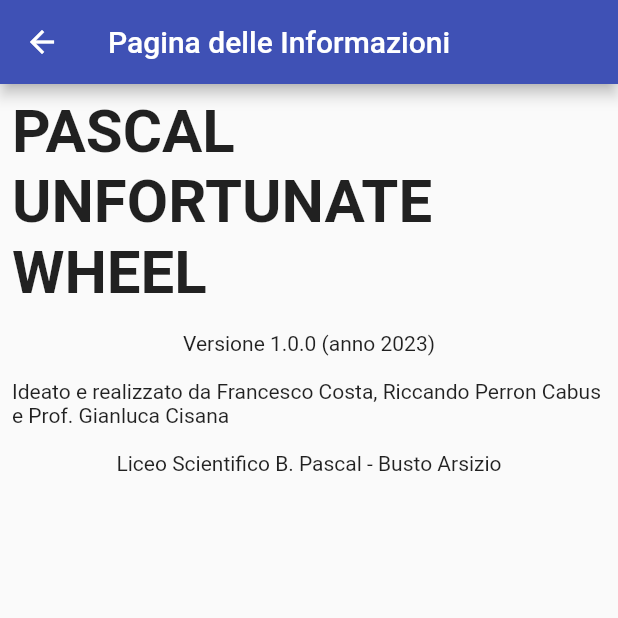
After one commit to profgianluca/pascalunfortunatewheel, a Flutter app: the screen it shows after launch, after a tap on the "info outline" icon, on a phone screen of 412 x 824 dp, the top half of it. The commit adds this screen. Run offline on Flutter 3.47's test engine with Material 2 defaults, Android fonts, the light colour scheme and no system bars; our stand-ins replace flutter_fortune_wheel, shared_preferences; Roboto replaces fonts that are missing (Bold, Hind).

Commit message:
risoluzione bug e about page

```diff
--- /dev/null
+++ b/lib/AboutPage.dart
@@ -0,0 +1,46 @@
+import 'package:flutter/material.dart';
+
+class AboutPage extends StatelessWidget {
+  const AboutPage({Key? key}) : super(key: key);
+
+  @override
+  Widget build(BuildContext context) {
+    return Scaffold(
+      appBar: AppBar(
+        title: Text('Pagina delle Informazioni'),
+      ),
+      body: ListView(
+        children: [
+          Center(
+            child: Padding(
+              padding: const EdgeInsets.all(8.0),
+              child: Text(
+                'PASCAL UNFORTUNATE WHEEL',
+                style: TextStyle(fontWeight: FontWeight.bold, fontSize: 40),
+              ),
+            ),
+          ),
+          Center(
+            child: Padding(
+              padding: const EdgeInsets.all(8.0),
+              child: Text('Versione 1.0.0 (anno 2023)'),
+            ),
+          ),
+          Center(
+            child: Padding(
+              padding: const EdgeInsets.all(8.0),
+              child: Text(
+                  'Ideato e realizzato da Francesco Costa, Riccando Perron Cabus e Prof. Gianluca Cisana'),
+            ),
+          ),
+          Center(
+            child: Padding(
+              padding: const EdgeInsets.all(8.0),
+              child: Text('Liceo Scientifico B. Pascal - Busto Arsizio'),
+            ),
+          ),
+        ],
+      ),
+    );
+  }
+}
--- a/lib/main.dart
+++ b/lib/main.dart
@@ -1,6 +1,7 @@
 import 'package:flutter/material.dart';
 import 'package:shared_preferences/shared_preferences.dart';
 
+import 'AboutPage.dart';
 import 'NewWheelScreen.dart';
 import 'TrasferimentiParametri.dart';
 import 'WheelScreen.dart';
@@ -30,6 +31,7 @@ void main() {
       '/': (context) => const HomePage(),
       '/NewWheelScreen': (context) => const NewWheelScreen(),
       '/WheelScreen': (context) => const Wheel(),
+      '/AboutPage': (context) => const AboutPage(),
     },
   ));
 }
@@ -70,6 +72,16 @@ class _HomePageState extends State<HomePage> {
       //backgroundColor: Colors.indigo[100],
       appBar: AppBar(
         title: Text('Pascal Unfortunate Wheel'),
+        actions: [
+          IconButton(
+              onPressed: () {
+                Navigator.pushNamed(
+                  context,
+                  '/AboutPage',
+                );
+              },
+              icon: Icon(Icons.info_outline))
+        ],
       ),
       body: Center(
         child: Column(
```
